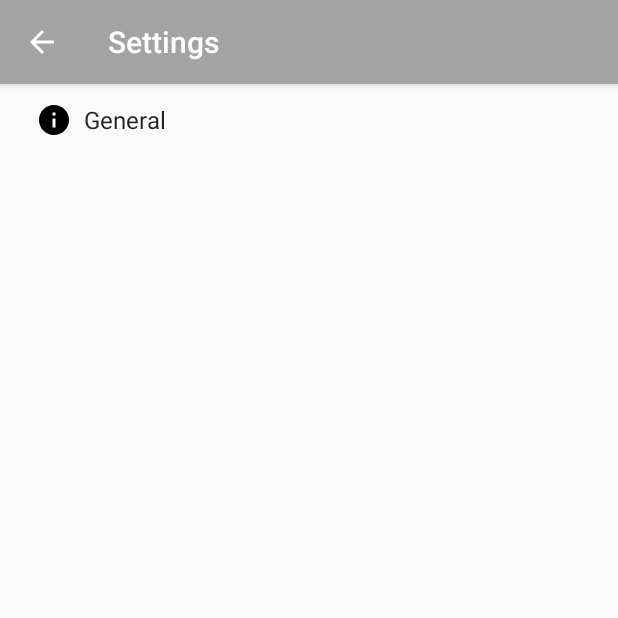
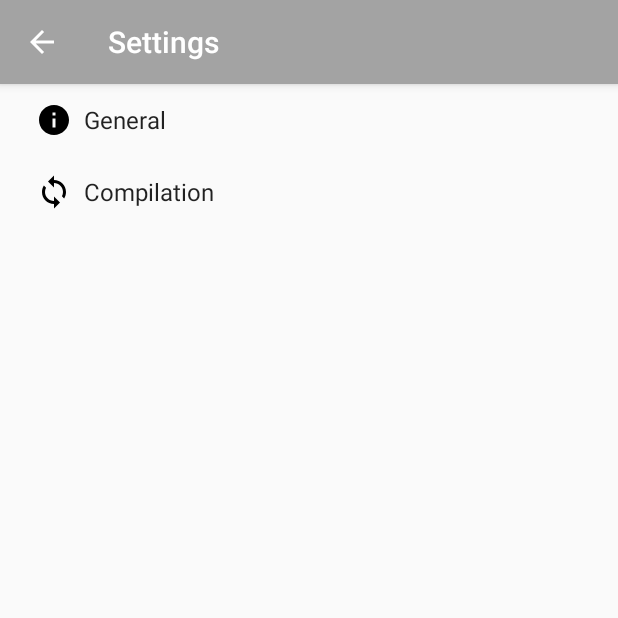
Before and after one commit to DMKEN-com/kitex, an Android app: the SettingsActivity screen opened directly, with no data from a screen before it, on a phone screen of 412 x 824 dp, the top half of it. Run offline under Robolectric (Android 15) with nearby library versions, the phone set to English and light mode, and no system bars.

```diff
--- a/app/src/main/java/com/dmken/android/kitex/service/KeyboardInputMethodService.kt
+++ b/app/src/main/java/com/dmken/android/kitex/service/KeyboardInputMethodService.kt
@@ -21,6 +21,7 @@ import android.support.v13.view.inputmethod.InputContentInfoCompat
 import android.view.View
 import android.widget.Toast
 import com.dmken.android.kitex.R
+import com.dmken.android.kitex.preference.Preferences
 import java.io.InputStream
 import java.util.*
 
@@ -103,7 +104,7 @@ class KeyboardInputMethodService : InputMethodService(), KeyboardView.OnKeyboard
 
         Toast.makeText(applicationContext, getString(R.string.msg_compileStarted), Toast.LENGTH_LONG).show()
 
-        LatexService().retrieveEquation(code, { state, bytes ->
+        LatexService().retrieveEquation(code, Preferences.getLatexEnvironment(applicationContext), { state, bytes ->
             // Thread: Web
 
             Handler(Looper.getMainLooper()).post {
--- a/app/src/main/res/values/strings.xml
+++ b/app/src/main/res/values/strings.xml
@@ -31,4 +31,21 @@
         <item>0</item>
         <item>1</item>
     </string-array>
+
+    <!-- Compilation settings -->
+    <string name="pref_header_compilation">Compilation</string>
+
+    <string name="pref_latex_environment_title">Environment</string>
+    <string-array name="pref_latex_environment_titles">
+        <item>Equation</item>
+        <item>Align</item>
+        <item>Dollar</item>
+        <item>Bracket</item>
+    </string-array>
+    <string-array name="pref_latex_environment_values">
+        <item>0</item>
+        <item>1</item>
+        <item>2</item>
+        <item>3</item>
+    </string-array>
 </resources>
--- /dev/null
+++ b/app/src/main/res/xml/pref_compilation.xml
@@ -0,0 +1,8 @@
+<PreferenceScreen xmlns:android="http://schemas.android.com/apk/res/android">
+    <ListPreference
+        android:defaultValue="1"
+        android:entries="@array/pref_latex_environment_titles"
+        android:entryValues="@array/pref_latex_environment_values"
+        android:key="latex_environment"
+        android:title="@string/pref_latex_environment_title" />
+</PreferenceScreen>
--- a/app/src/main/res/xml/pref_headers.xml
+++ b/app/src/main/res/xml/pref_headers.xml
@@ -3,4 +3,9 @@
         android:fragment="com.dmken.android.kitex.activity.SettingsActivity$GeneralPreferenceFragment"
         android:icon="@drawable/ic_info_black_24dp"
         android:title="@string/pref_header_general" />
+
+    <header
+        android:fragment="com.dmken.android.kitex.activity.SettingsActivity$CompilationPreferenceFragment"
+        android:icon="@drawable/ic_sync_black_24dp"
+        android:title="@string/pref_header_compilation" />
 </preference-headers>
```
Also changed, not shown: app/src/main/java/com/dmken/android/kitex/activity/SettingsActivity.kt (+21 -0 lines), app/src/main/java/com/dmken/android/kitex/preference/Preferences.kt (+43 -16 lines), app/src/main/java/com/dmken/android/kitex/service/LatexService.kt (+22 -6 lines), 2 other files.
